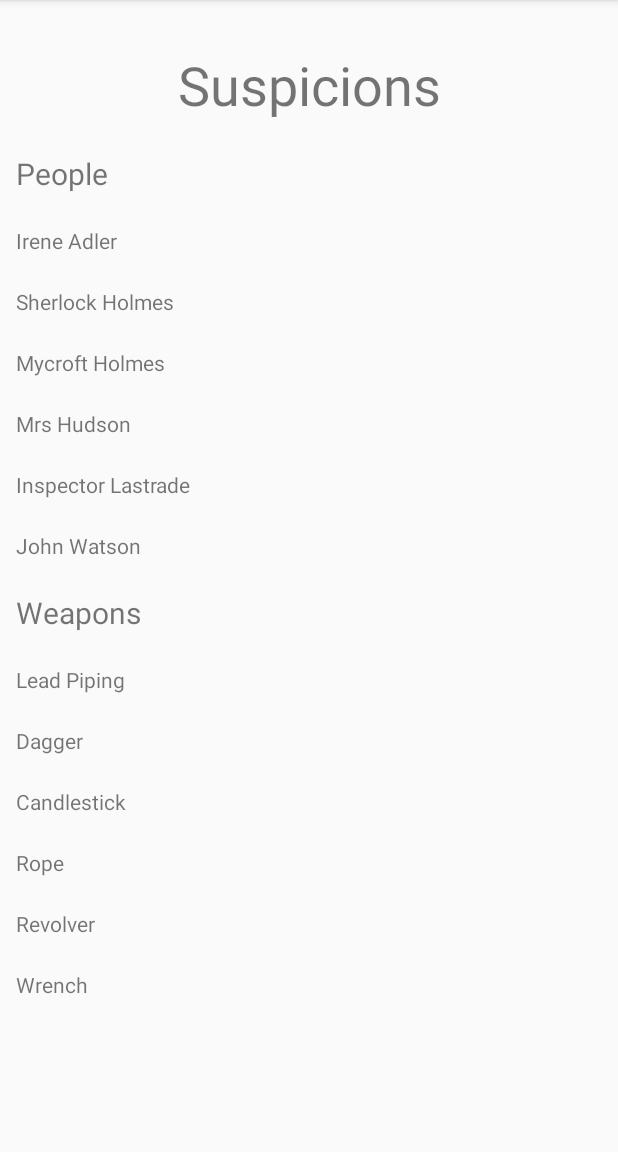
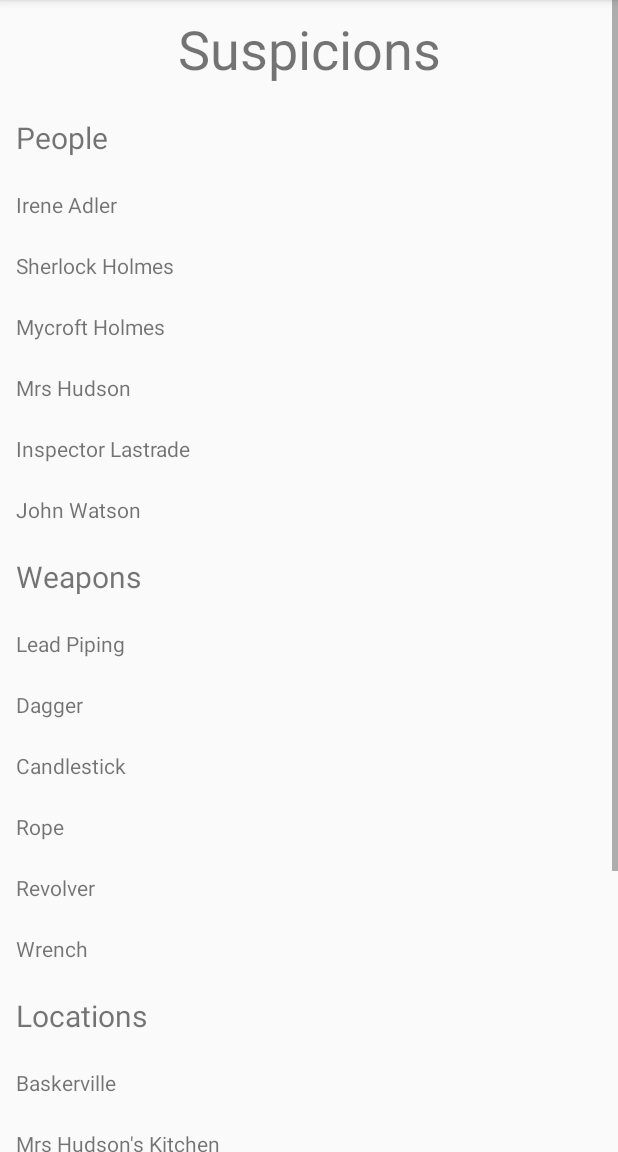
Before and after one commit to pinkius/DoClue, an Android app: the SuspicionsActivity screen opened directly, with no data from a screen before it, on a phone screen of 412 x 824 dp, the part 84-1236 px from its top. Run offline under Robolectric (Android 15) with nearby library versions, the phone set to English and light mode, and no system bars.

Commit message:
Added scrollability

```diff
--- a/app/src/main/java/uk/co/divisiblebyzero/doclue/SuspicionsActivity.kt
+++ b/app/src/main/java/uk/co/divisiblebyzero/doclue/SuspicionsActivity.kt
@@ -67,7 +67,7 @@ class SuspicionsActivity : AppCompatActivity() {
 
         lastTextView = addTextGroup(layout, lastTextView, "People", people)
         lastTextView = addTextGroup(layout, lastTextView, "Weapons", weapons)
-        //lastTextView = addTextGroup(layout, lastTextView, "Locations", locations)
+        lastTextView = addTextGroup(layout, lastTextView, "Locations", locations)
     }
 
     fun doSomething(view: View) {
--- a/app/src/main/res/layout/activity_suspicions.xml
+++ b/app/src/main/res/layout/activity_suspicions.xml
@@ -1,17 +1,23 @@
 <?xml version="1.0" encoding="utf-8"?>
-<androidx.constraintlayout.widget.ConstraintLayout
-        xmlns:android="http://schemas.android.com/apk/res/android"
+
+<ScrollView xmlns:android="http://schemas.android.com/apk/res/android"
+            xmlns:app="http://schemas.android.com/apk/res-auto"
             xmlns:tools="http://schemas.android.com/tools"
-        xmlns:app="http://schemas.android.com/apk/res-auto"
             android:layout_width="match_parent"
             android:layout_height="match_parent"
-        tools:context=".SuspicionsActivity" android:id="@+id/constraintLayoutSuspicions">
+            tools:context=".SuspicionsActivity">
+    <androidx.constraintlayout.widget.ConstraintLayout
+
+            android:layout_width="match_parent"
+            android:layout_height="match_parent"
+            android:id="@+id/constraintLayoutSuspicions">
 
         <TextView
                 android:text="@string/suspicions_title"
                 android:layout_width="wrap_content"
                 android:layout_height="wrap_content" app:layout_constraintTop_toTopOf="parent"
-            app:layout_constraintStart_toStartOf="parent" android:layout_marginTop="32dp"
+                app:layout_constraintStart_toStartOf="parent" android:layout_marginTop="8dp"
                 app:layout_constraintEnd_toEndOf="parent" android:id="@+id/textViewSuspicionsTitle"
                 android:textSize="36sp" android:onClick="doSomething"/>
     </androidx.constraintlayout.widget.ConstraintLayout>
+</ScrollView>
```
Lines whose indentation alone changed are shown as unchanged.
